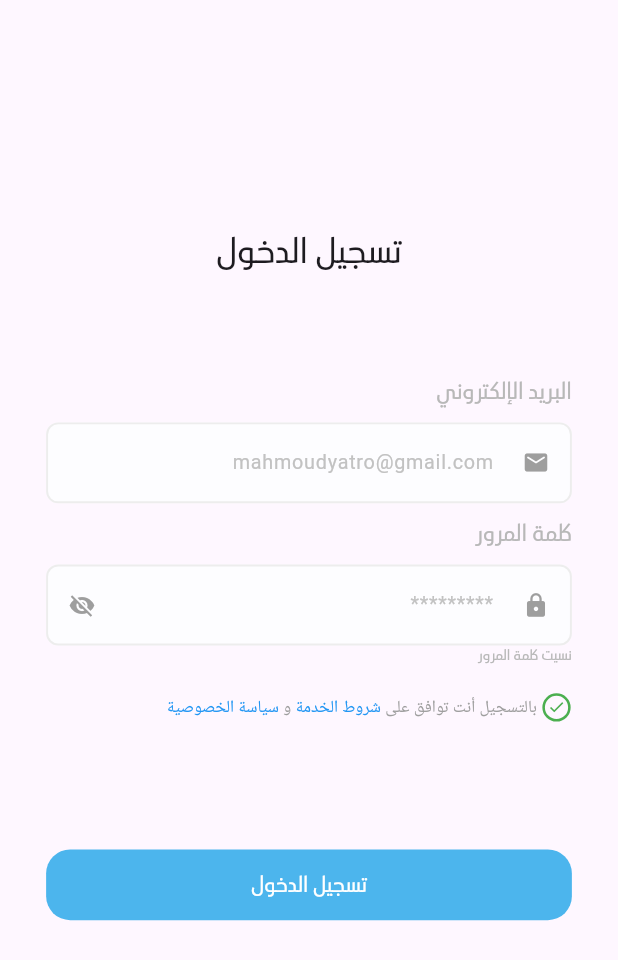
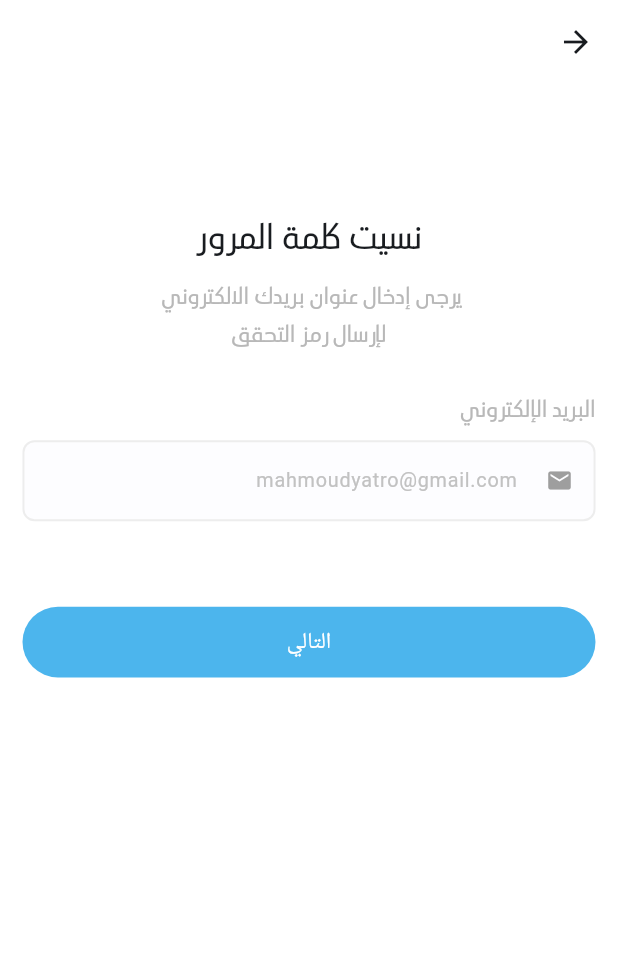
Before and after one commit to engmohammedali/transport_europe, a Flutter app: the screen it shows after launch, after a tap on "نسيت كلمة المرور", on a phone screen of 412 x 824 dp. Shown: the top 960 px of the screen. Run offline on Flutter 3.47's test engine with Material 3 defaults, Android fonts, the phone set to English and light mode, and no system bars; our stand-ins replace flutter_screenutil.

Commit message:
- added forget_password to route name - added forget_password screen - fisish forget_password feature

```diff
--- a/lib/core/widgets/app_text_button.dart
+++ b/lib/core/widgets/app_text_button.dart
@@ -32,7 +32,7 @@ class AppTextButton extends StatelessWidget {
       style: ButtonStyle(
         shape: WidgetStatePropertyAll<RoundedRectangleBorder>(
           RoundedRectangleBorder(
-            borderRadius: BorderRadius.circular(borderRadius ?? 16.0),
+            borderRadius: BorderRadius.circular(borderRadius ?? 32.0),
           ),
         ),
         backgroundColor: WidgetStatePropertyAll(
--- a/lib/my_app.dart
+++ b/lib/my_app.dart
@@ -23,6 +23,15 @@ class MyApp extends StatelessWidget {
           );
         },
         initialRoute: RoutesNames.loginScreen,
+        theme: ThemeData(
+          colorScheme: ColorScheme.fromSeed(
+            seedColor: Colors.blue,
+          ),
+          primaryColor: const Color(0xFF247CFF),
+          scaffoldBackgroundColor: Colors.white,
+          cardColor: Colors.blue.shade50,
+          useMaterial3: true,
+        ),
         debugShowCheckedModeBanner: false,
         locale: const Locale('ar', 'SA'),
         title: 'Transport Europe',
--- a/lib/routes/routers_define.dart
+++ b/lib/routes/routers_define.dart
@@ -1,5 +1,7 @@
 import 'package:flutter/material.dart';
 import 'package:transport_europe/routes/routes_name.dart';
+import 'package:transport_europe/ui/forget_password/forget/forget_password.dart';
+import 'package:transport_europe/ui/forget_password/verify/verify_page.dart';
 import 'package:transport_europe/ui/login/login_screen.dart';
 
 class AppRoute {
@@ -16,6 +18,14 @@ class AppRoute {
         return MaterialPageRoute(
           builder: (_) => const LoginScreen(),
         );
+      case RoutesNames.forgetPassword:
+        return MaterialPageRoute(
+          builder: (_) => const ForgetPassword(),
+        );
+        case RoutesNames.verifyPage:
+        return MaterialPageRoute(
+          builder: (_) => const VerifyPage(),
+        );
       default:
         return MaterialPageRoute(
           builder: (_) => Scaffold(
--- a/lib/routes/routes_name.dart
+++ b/lib/routes/routes_name.dart
@@ -1,4 +1,6 @@
 class RoutesNames {
   static const String homePage = "/";
   static const String loginScreen = "/login";
+  static const String forgetPassword = "/forget";
+  static const String verifyPage = "/verify";
 }
--- /dev/null
+++ b/lib/ui/forget_password/forget/email_text_form.dart
@@ -0,0 +1,31 @@
+import 'package:flutter/material.dart';
+import 'package:transport_europe/core/helpers/space_helper.dart';
+import 'package:transport_europe/core/theming/styles.dart';
+import 'package:transport_europe/core/widgets/app_text_form_feild.dart';
+
+class EmailTextForm extends StatelessWidget {
+  const EmailTextForm({super.key});
+
+  @override
+  Widget build(BuildContext context) {
+    return Form(
+        child: Column(
+      crossAxisAlignment: CrossAxisAlignment.start,
+      children: [
+        Text(
+          "البريد الإلكتروني",
+          style: TextStyles.font16form,
+        ),
+        verticalspace(10),
+        AppTextFormField(
+            hintText: "mahmoudyatro@gmail.com",
+            prefixIcon: const Icon(Icons.email , color: Colors.grey,),
+            validator: (value) {
+              if (value == null || value.isEmpty) {
+                return 'البريد الإلكتروني مطلوب';
+              }
+            }),
+      ],
+    ));
+  }
+}
--- /dev/null
+++ b/lib/ui/forget_password/forget/forget_password.dart
@@ -0,0 +1,60 @@
+import 'package:flutter/material.dart';
+import 'package:flutter_screenutil/flutter_screenutil.dart';
+import 'package:transport_europe/core/helpers/space_helper.dart';
+import 'package:transport_europe/core/theming/styles.dart';
+import 'package:transport_europe/core/widgets/app_text_button.dart';
+import 'package:transport_europe/routes/extension.dart';
+import 'package:transport_europe/routes/routes_name.dart';
+import 'package:transport_europe/ui/forget_password/forget/email_text_form.dart';
+import 'package:transport_europe/ui/forget_password/layout_page.dart';
+
+class ForgetPassword extends StatelessWidget {
+  const ForgetPassword({super.key});
+
+  @override
+  Widget build(BuildContext context) {
+    return LayoutPage(
+        body: Padding(
+      padding: const EdgeInsets.symmetric(horizontal: 15),
+      child: Column(
+        crossAxisAlignment: CrossAxisAlignment.center,
+        children: [
+          verticalspace(90),
+          Align(
+            child: Text(
+              "نسيت كلمة المرور",
+              style: TextStyles.font24BlackRegular,
+            ),
+          ),
+          verticalspace(15),
+          Align(
+            child: Text(
+              "يرجى إدخال عنوان بريدك الالكتروني ",
+              style: TextStyles.font16form,
+            ),
+          ),
+          verticalspace(3),
+          Align(
+            child: Text(
+              "لإرسال رمز التحقق",
+              style: TextStyles.font16form,
+            ),
+          ),
+          verticalspace(30),
+          const EmailTextForm(),
+          verticalspace(60),
+          AppTextButton(
+            buttonText: "التالي",
+            textStyle: TextStyle(
+              fontSize: 16.sp,
+              color: Colors.white,
+            ),
+            onPressed: () {
+              context.pushNamed(RoutesNames.verifyPage);
+            },
+          )
+        ],
+      ),
+    ));
+  }
+}
--- /dev/null
+++ b/lib/ui/forget_password/layout_page.dart
@@ -0,0 +1,16 @@
+import 'package:flutter/material.dart';
+
+class LayoutPage extends StatelessWidget {
+  const LayoutPage({super.key, required this.body});
+  final Widget body;
+
+  @override
+  Widget build(BuildContext context) {
+    return Scaffold(
+      appBar: AppBar(
+        backgroundColor: Colors.white,
+      ),
+      body: body,
+    );
+  }
+}
--- a/lib/ui/login/widgets/email_and_password_form.dart
+++ b/lib/ui/login/widgets/email_and_password_form.dart
@@ -3,6 +3,8 @@ import 'package:flutter_screenutil/flutter_screenutil.dart';
 import 'package:transport_europe/core/helpers/space_helper.dart';
 import 'package:transport_europe/core/theming/styles.dart';
 import 'package:transport_europe/core/widgets/app_text_form_feild.dart';
+import 'package:transport_europe/routes/extension.dart';
+import 'package:transport_europe/routes/routes_name.dart';
 
 class EmailAndPasswordForm extends StatefulWidget {
   const EmailAndPasswordForm({super.key});
@@ -67,7 +69,9 @@ class _EmailAndPasswordFormState extends State<EmailAndPasswordForm> {
           ),
         ),
         GestureDetector(
-          onTap: () {},
+          onTap: () {
+            context.pushNamed(RoutesNames.forgetPassword);
+          },
           child: Text(
             "نسيت كلمة المرور",
             style: TextStyles.font16form.copyWith(
```
Also changed, not shown: lib/ui/forget_password/verify/input_smtp_feilds.dart (added, +29 -0 lines), lib/ui/forget_password/verify/verify_page.dart (added, +32 -0 lines), lib/ui/forget_password/test.dart (deleted).
